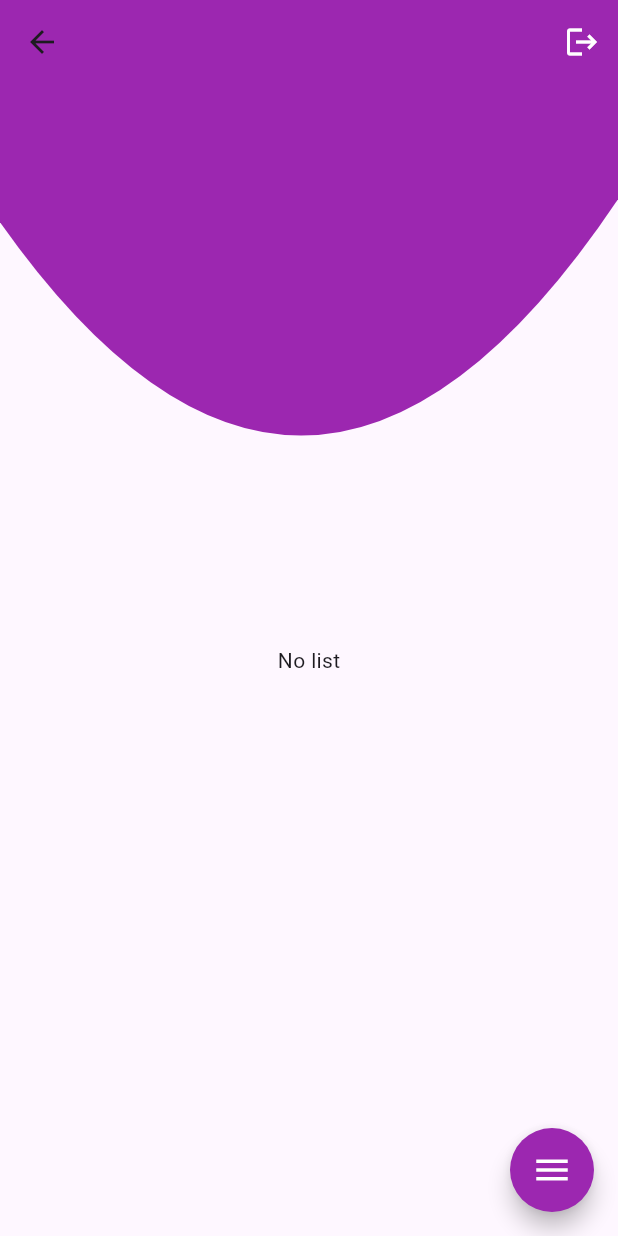
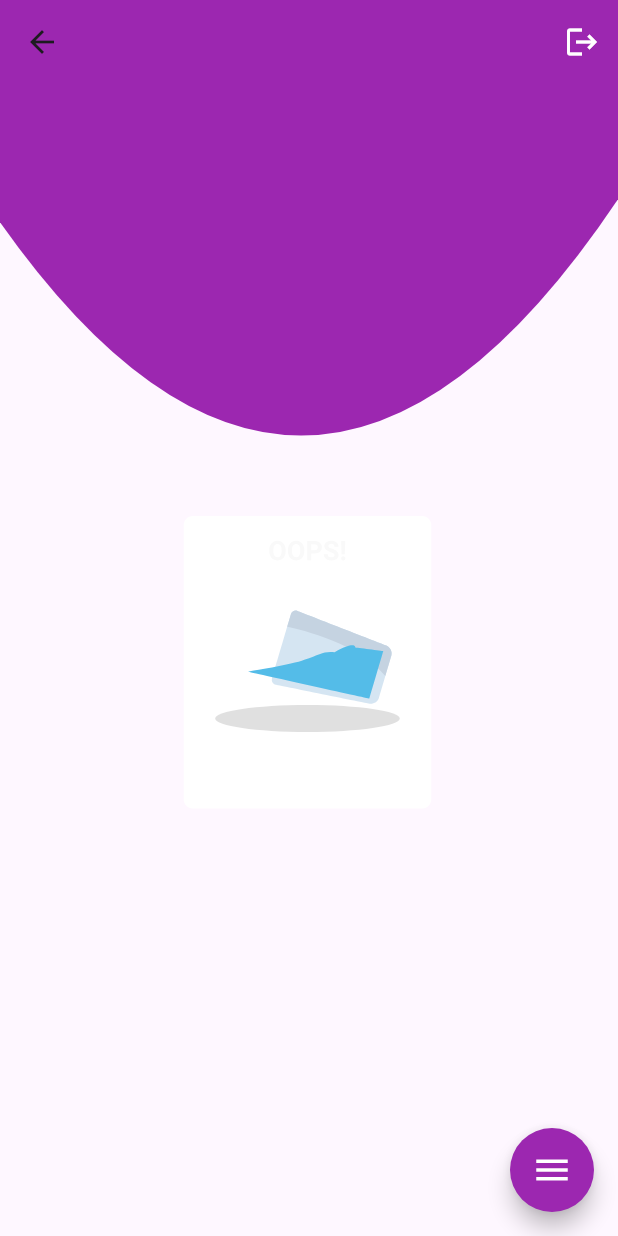
Before and after one commit to iobart/todorr, a Flutter app: the HomeView screen opened by its route, on a phone screen of 412 x 824 dp. Run offline on Flutter 3.47's test engine with Material 3 defaults, Android fonts, the light colour scheme and no system bars; drawn by our look-alikes of flutter_speed_dial; our stand-ins replace cloud_firestore, firebase_auth, firebase_core, get_it, logger, lottie; accounts and stored records are empty.

Commit message:
end interaction

```diff
--- a/lib/core/data/dtos/todo_model_dto.dart
+++ b/lib/core/data/dtos/todo_model_dto.dart
@@ -6,6 +6,7 @@ part 'todo_model_dto.g.dart';
 class TodoModelDto {
   final String title;
   final String description;
+  final Map<String,String>? translated;
   final bool state;
   @JsonKey(
     fromJson: _fromJsonDateTime,
@@ -23,7 +24,8 @@ class TodoModelDto {
     required this.description,
     required this.state,
     required this.date,
-    required this.createdByUserId
+    required this.createdByUserId,
+    this.translated
   });
 
     static DocumentReference? _fromJsonDocumentReference(
--- a/lib/core/data/models/todo_model.dart
+++ b/lib/core/data/models/todo_model.dart
@@ -6,12 +6,14 @@ class TodoModel {
   final bool state;
   final DateTime date;
   final DocumentReference? createdByUserId;
+  final Map<String, String>? translated;
 
   TodoModel({
     required this.title,
     required this.description,
     required this.state,
     required this.date,
+     this.translated,
     this.createdByUserId
   });
 
@@ -21,6 +23,7 @@ class TodoModel {
       'description': description,
       'state': state,
       'date': date,
+      'translated':translated,
       'createdByUserId': createdByUserId,
     };
   }
--- a/lib/core/domain/repositories/api/todo_api.dart
+++ b/lib/core/domain/repositories/api/todo_api.dart
@@ -85,6 +85,7 @@ final CollectionReference _todoCollection =
     description: todoModel.description,
     state: todoModel.state,
     date: todoModel.date,
+    translated: todoModel.translated,
     createdByUserId: userReference
   );
 
@@ -138,7 +139,4 @@ Future<bool> deleTodo(String docId) async {
         print(e);
       });
 }
-
-
-
 }
--- a/lib/core/presentation/pages/form/form_view_model.dart
+++ b/lib/core/presentation/pages/form/form_view_model.dart
@@ -1,6 +1,5 @@
 import 'package:flutter/foundation.dart';
 import 'package:flutter/material.dart';
-import 'package:logger/logger.dart';
 import 'package:todorr/core/data/models/todo_model.dart';
 import 'package:todorr/core/di/locator.dart';
 import 'package:todorr/core/domain/entities/usecases/create_todo_use_case.dart';
--- a/lib/core/presentation/pages/home/home_view.dart
+++ b/lib/core/presentation/pages/home/home_view.dart
@@ -3,10 +3,12 @@ import 'package:cloud_firestore/cloud_firestore.dart';
 import 'package:flutter/material.dart';
 import 'package:todorr/core/data/dtos/todo_model_dto.dart';
 import 'package:todorr/core/di/locator.dart';
+import 'package:todorr/core/presentation/constants/desing_constant.dart';
 import 'package:todorr/core/presentation/constants/route_constant.dart';
 import 'package:todorr/core/presentation/pages/home/home_view_model.dart';
 import 'package:todorr/core/presentation/utils/curve_painter.dart';
 import 'package:flutter_speed_dial/flutter_speed_dial.dart';
+import 'package:todorr/core/presentation/utils/image_utils.dart';
 
 class HomeView extends StatelessWidget {
    final HomeViewModel _homeViewModel;
@@ -35,8 +37,8 @@ class HomeView extends StatelessWidget {
           return const CircularProgressIndicator();
         }
         if(snapshot.data!.docs.isEmpty){
-          return const Center(
-            child: Text("No list"),
+          return  Center(
+            child: _noItem(),
           );
         }
         return Container(
@@ -69,6 +71,12 @@ class HomeView extends StatelessWidget {
 
   }
 
+
+Widget _noItem(){
+ return getLottieFromJson(
+              fit: BoxFit.contain, height: 300, lottie: kWrongRoute,repeat: true);
+}
+
     Widget iconButton(BuildContext context) {
     return IconButton(
       icon: const Icon(Icons.logout,color: Colors.white),
@@ -95,7 +103,9 @@ class TodoItem extends StatelessWidget {
       width: 1,
     ),
   ),
-  child: ListTile(
+  child: Column(
+    children: [
+      ListTile(
         leading: _checkBox(card.state,card),
         title: Text(
           card.title,
@@ -108,6 +118,9 @@ class TodoItem extends StatelessWidget {
           style: const TextStyle(fontSize: 16),
         ),
         trailing: _iconButton()
+      ),
+      Text(card.translated!.values.first)
+    ],
   ),
 );
 
@@ -131,7 +144,7 @@ Widget _iconButton()
       tristate: isCheck,
       value: isCheck,
       onChanged: (bool? value) {
-      _homeViewModel.updateTodo(value!,docId,todo);
+      _homeViewModel.updateTodo(value??false,docId,todo);
       },
     );
 }
--- a/lib/core/presentation/pages/home/home_view_model.dart
+++ b/lib/core/presentation/pages/home/home_view_model.dart
@@ -1,6 +1,3 @@
-
-import 'dart:ffi';
-
 import 'package:cloud_firestore/cloud_firestore.dart';
 import 'package:flutter/foundation.dart';
 import 'package:todorr/core/data/dtos/todo_model_dto.dart';
@@ -66,7 +63,7 @@ void deleteTodo(String docId){
   ///update current todo task
   void updateTodo(bool isCheck,String docId,TodoModelDto todo){
     TodoModel newModel =TodoModel(date: todo.date!
-    ,description: todo.description, title: todo.title,state: isCheck,createdByUserId: todo.createdByUserId);
+    ,description: todo.description, title: todo.title,state: isCheck,createdByUserId: todo.createdByUserId,translated: todo.translated);
     _updateCurrentTodoUseCase.invoke(docId, newModel);
   }
 }
```
Also changed, not shown: lib/core/data/dtos/todo_model_dto.g.dart. Lines whose indentation alone changed are shown as unchanged.
